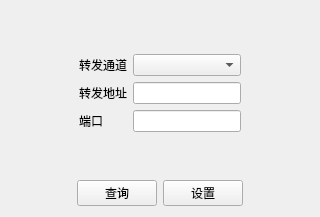
Old version of the form HTDEMO/forwardsetdlg.ui in the repository shi-jq/LINKS004-YRFID-PC-CPlus.
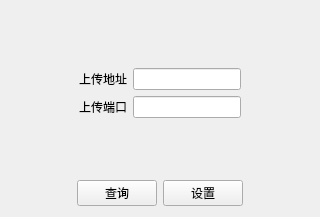
New version of the form.

Commit message: 调整了界面结构 修改上传的通道的配置

Patch:
```diff
--- a/HTDEMO/forwardsetdlg.ui
+++ b/HTDEMO/forwardsetdlg.ui
@@ -44,33 +44,23 @@
      </item>
      <item>
       <layout class="QGridLayout" name="gridLayout">
-       <item row="0" column="0" colspan="2">
-        <widget class="QLabel" name="label">
-         <property name="text">
-          <string>转发通道</string>
-         </property>
-        </widget>
-       </item>
-       <item row="0" column="2">
-        <widget class="QComboBox" name="comboBox"/>
-       </item>
-       <item row="1" column="0" colspan="2">
-        <widget class="QLabel" name="label_2">
-         <property name="text">
-          <string>转发地址</string>
-         </property>
-        </widget>
-       </item>
        <item row="1" column="2">
-        <widget class="QLineEdit" name="lineEdit"/>
-       </item>
-       <item row="2" column="2">
         <widget class="QLineEdit" name="lineEdit_2"/>
        </item>
-       <item row="2" column="0" colspan="2">
+       <item row="1" column="0" colspan="2">
         <widget class="QLabel" name="label_3">
          <property name="text">
-          <string>端口</string>
+          <string>上传端口</string>
+         </property>
+        </widget>
+       </item>
+       <item row="0" column="2">
+        <widget class="QLineEdit" name="lineEdit"/>
+       </item>
+       <item row="0" column="0" colspan="2">
+        <widget class="QLabel" name="label_2">
+         <property name="text">
+          <string>上传地址</string>
          </property>
         </widget>
        </item>
```
The commit also changes 19 other files.
